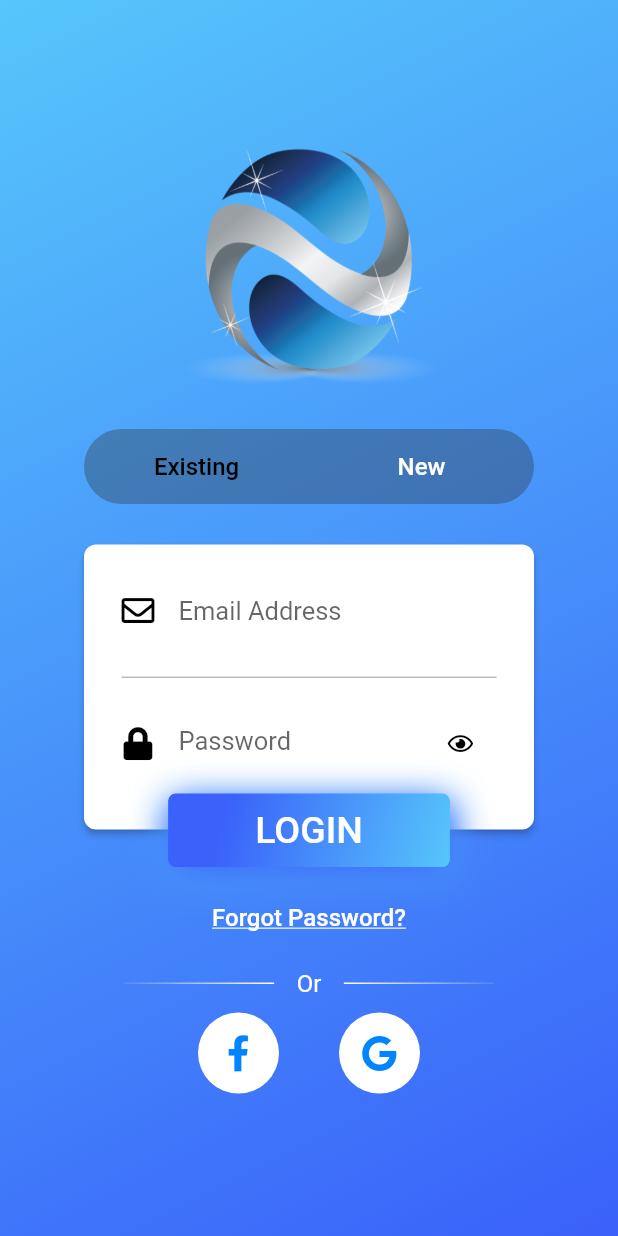
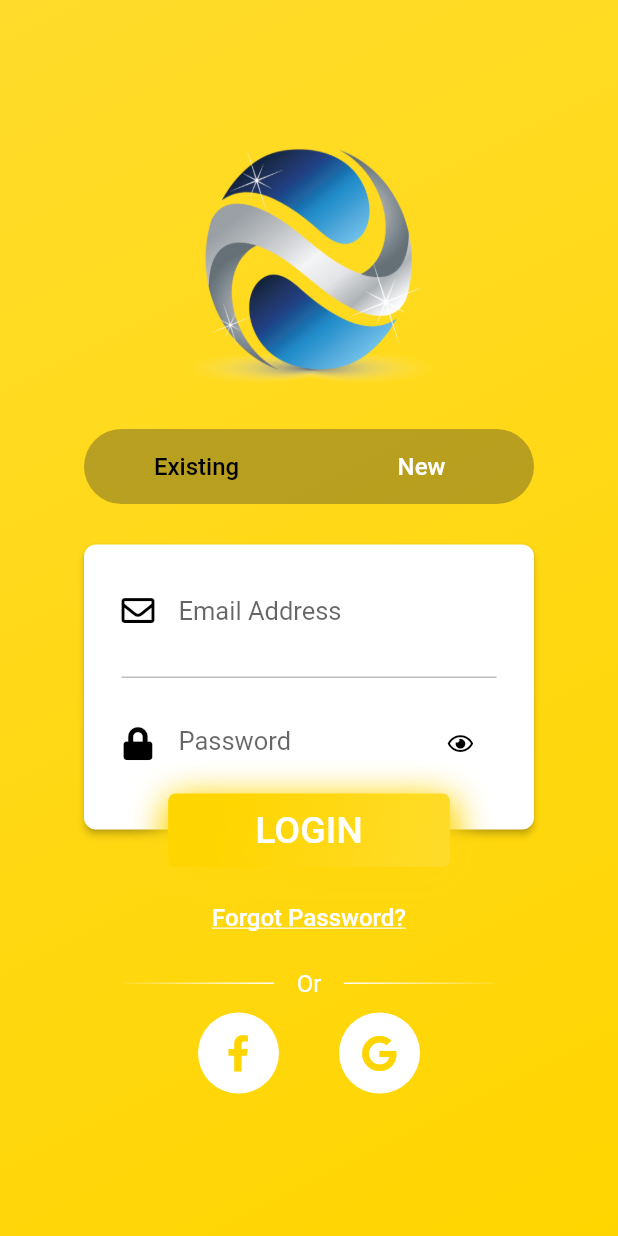
Before and after one commit to freelanceapp/Shopping_Zone, a Flutter app: the screen it shows after launch, on a phone screen of 412 x 824 dp. Run offline on Flutter 3.47's test engine with Material 2 defaults, Android fonts, the phone set to English and light mode, and no system bars; our stand-ins replace firebase_auth, font_awesome_flutter, google_sign_in, shared_preferences, splashscreen; missing offline and left inert: flutter_facebook_login; accounts and stored records are empty; Roboto replaces fonts that are missing (WorkSansBold, WorkSansMedium, WorkSansSemiBold); project files that could hold a hidden picture were left out.

Commit message:
New Color Changed

```diff
--- a/lib/UI/login_page.dart
+++ b/lib/UI/login_page.dart
@@ -224,7 +224,7 @@ class _LoginPageState extends State<LoginPage>
             fontSize: 16.0,
             fontFamily: "WorkSansSemiBold"),
       ),
-      backgroundColor: Colors.blue,
+      backgroundColor: Color(0xFFFAD003),
       duration: Duration(seconds: 3),
     ));
   }
@@ -531,7 +531,7 @@ class _LoginPageState extends State<LoginPage>
                     ),
                     child: new Icon(
                       FontAwesomeIcons.facebookF,
-                      color: Color(0xFF0084ff),
+                      color: Color(0xFFFFD500),
                     ),
                   ),
                 ),
@@ -553,7 +553,7 @@ class _LoginPageState extends State<LoginPage>
                     ),
                     child: new Icon(
                       FontAwesomeIcons.google,
-                      color: Color(0xFF0084ff),
+                      color: Color(0xFFFFD500),
                     ),
                   ),
                 ),
--- a/lib/main.dart
+++ b/lib/main.dart
@@ -1,4 +1,5 @@
 import 'package:flutter/material.dart';
+import 'package:flutter/material.dart' as prefix0;
 import 'package:splashscreen/splashscreen.dart';
 import 'package:shopping_zone/UI/login_page.dart';
 import 'package:shopping_zone/style/theme.dart' as Theme;
@@ -6,7 +7,7 @@ import 'package:shopping_zone/style/theme.dart' as Theme;
 void main() {
   runApp(new MaterialApp(
     theme: new ThemeData(
-      primarySwatch: Colors.blue,
+      backgroundColor: Color(0xFFFFD500),
     ),
     home: new SplashScreen(
       seconds: 4,
--- a/lib/style/theme.dart
+++ b/lib/style/theme.dart
@@ -4,8 +4,8 @@ import 'package:flutter/cupertino.dart';
 class Colors {
   const Colors();
 
-  static const Color loginGradientStart = const Color(0xFF56c6fb);
-  static const Color loginGradientEnd = const Color(0xFF3a61fa);
+  static const Color loginGradientStart = const Color(0xFFFFDC2B);
+  static const Color loginGradientEnd = const Color(0xFFFFD500);
 
   static const primaryGradient = const LinearGradient(
     colors: const [loginGradientStart, loginGradientEnd],
```
Also changed, not shown: lib/UI/Home.dart (+53 -45 lines), 4 other files.
